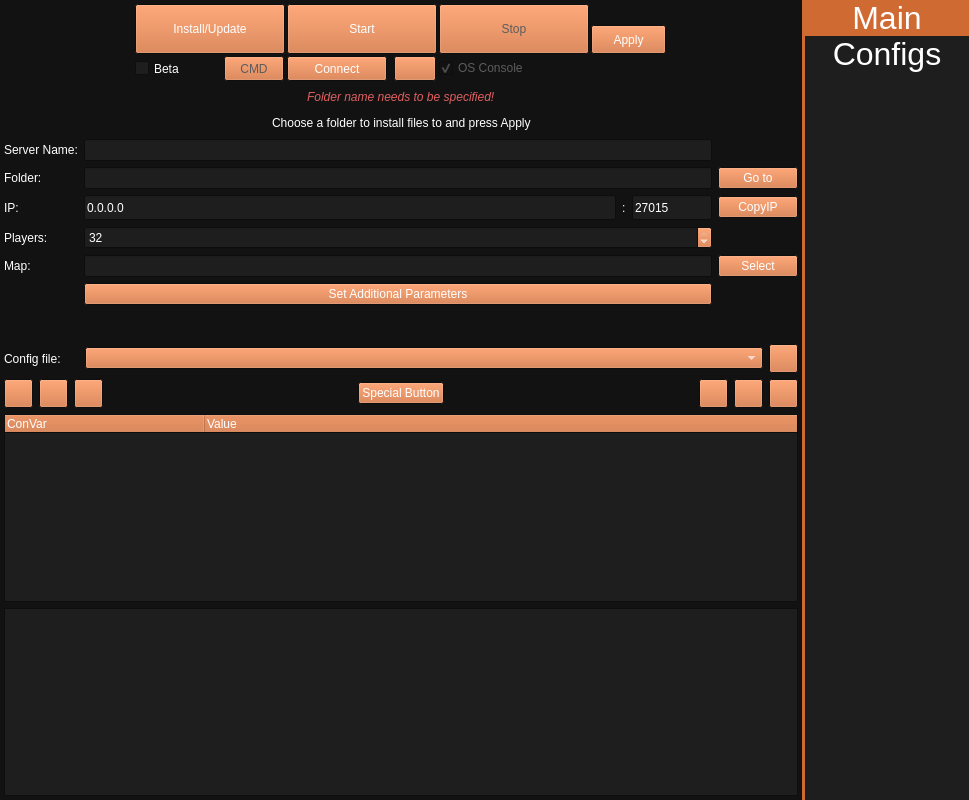
Before: the Qt Designer form ui/serverwindow.ui in metootem/TF2-Dedicated-Server-Manager, drawn with Qt 5.
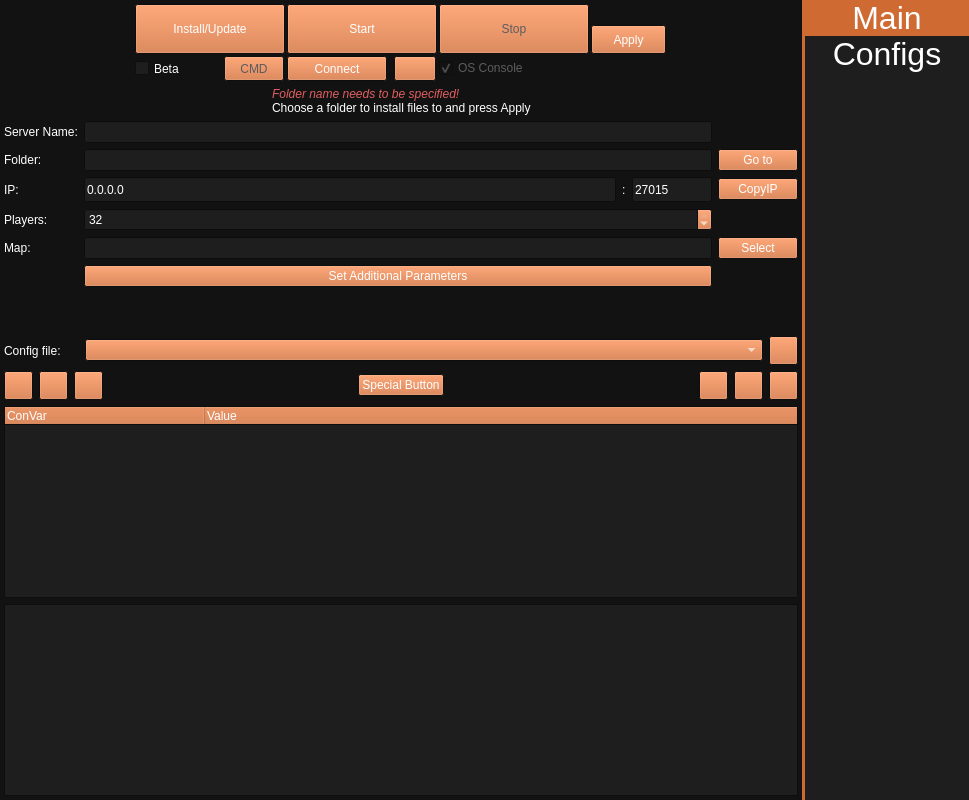
After: the same form once the commit is applied. Icons and pictures are not drawn.

Commit message: Input dialogs now have proper colors on Windows

```diff
--- a/ui/serverwindow.ui
+++ b/ui/serverwindow.ui
@@ -1325,6 +1325,14 @@
            </spacer>
           </item>
           <item>
+           <layout class="QVBoxLayout" name="verticalLayout_6">
+            <property name="spacing">
+             <number>0</number>
+            </property>
+            <property name="rightMargin">
+             <number>0</number>
+            </property>
+            <item>
            <widget class="QLabel" name="lblFolderError">
             <property name="palette">
              <palette>
@@ -1338,6 +1346,33 @@
                  </color>
                 </brush>
                </colorrole>
+                 <colorrole role="Text">
+                  <brush brushstyle="SolidPattern">
+                   <color alpha="255">
+                    <red>223</red>
+                    <green>94</green>
+                    <blue>96</blue>
+                   </color>
+                  </brush>
+                 </colorrole>
+                 <colorrole role="ButtonText">
+                  <brush brushstyle="SolidPattern">
+                   <color alpha="255">
+                    <red>223</red>
+                    <green>94</green>
+                    <blue>96</blue>
+                   </color>
+                  </brush>
+                 </colorrole>
+                 <colorrole role="PlaceholderText">
+                  <brush brushstyle="SolidPattern">
+                   <color alpha="128">
+                    <red>223</red>
+                    <green>94</green>
+                    <blue>96</blue>
+                   </color>
+                  </brush>
+                 </colorrole>
               </active>
               <inactive>
                <colorrole role="WindowText">
@@ -1349,8 +1384,72 @@
                  </color>
                 </brush>
                </colorrole>
-              </inactive>
-              <disabled/>
+                 <colorrole role="Text">
+                  <brush brushstyle="SolidPattern">
+                   <color alpha="255">
+                    <red>223</red>
+                    <green>94</green>
+                    <blue>96</blue>
+                   </color>
+                  </brush>
+                 </colorrole>
+                 <colorrole role="ButtonText">
+                  <brush brushstyle="SolidPattern">
+                   <color alpha="255">
+                    <red>223</red>
+                    <green>94</green>
+                    <blue>96</blue>
+                   </color>
+                  </brush>
+                 </colorrole>
+                 <colorrole role="PlaceholderText">
+                  <brush brushstyle="SolidPattern">
+                   <color alpha="128">
+                    <red>223</red>
+                    <green>94</green>
+                    <blue>96</blue>
+                   </color>
+                  </brush>
+                 </colorrole>
+                </inactive>
+                <disabled>
+                 <colorrole role="WindowText">
+                  <brush brushstyle="SolidPattern">
+                   <color alpha="255">
+                    <red>223</red>
+                    <green>94</green>
+                    <blue>96</blue>
+                   </color>
+                  </brush>
+                 </colorrole>
+                 <colorrole role="Text">
+                  <brush brushstyle="SolidPattern">
+                   <color alpha="255">
+                    <red>223</red>
+                    <green>94</green>
+                    <blue>96</blue>
+                   </color>
+                  </brush>
+                 </colorrole>
+                 <colorrole role="ButtonText">
+                  <brush brushstyle="SolidPattern">
+                   <color alpha="255">
+                    <red>223</red>
+                    <green>94</green>
+                    <blue>96</blue>
+                   </color>
+                  </brush>
+                 </colorrole>
+                 <colorrole role="PlaceholderText">
+                  <brush brushstyle="SolidPattern">
+                   <color alpha="128">
+                    <red>223</red>
+                    <green>94</green>
+                    <blue>96</blue>
+                   </color>
+                  </brush>
+                 </colorrole>
+                </disabled>
              </palette>
             </property>
             <property name="font">
@@ -1359,45 +1458,15 @@
               <bold>false</bold>
              </font>
             </property>
+              <property name="styleSheet">
+               <string notr="true">color: #df5e60;</string>
+              </property>
             <property name="text">
              <string>Folder name needs to be specified!</string>
             </property>
            </widget>
           </item>
           <item>
-           <spacer name="horizontalSpacer_5">
-            <property name="orientation">
-             <enum>Qt::Orientation::Horizontal</enum>
-            </property>
-            <property name="sizeHint" stdset="0">
-             <size>
-              <width>40</width>
-              <height>20</height>
-             </size>
-            </property>
-           </spacer>
-          </item>
-         </layout>
-        </item>
-        <item>
-         <layout class="QHBoxLayout" name="horizontalLayout_9">
-          <property name="bottomMargin">
-           <number>0</number>
-          </property>
-          <item>
-           <spacer name="horizontalSpacer">
-            <property name="orientation">
-             <enum>Qt::Orientation::Horizontal</enum>
-            </property>
-            <property name="sizeHint" stdset="0">
-             <size>
-              <width>40</width>
-              <height>20</height>
-             </size>
-            </property>
-           </spacer>
-          </item>
-          <item>
            <widget class="QLabel" name="lblTip">
             <property name="palette">
              <palette>
@@ -1729,8 +1798,10 @@
             </property>
            </widget>
           </item>
+           </layout>
+          </item>
           <item>
-           <spacer name="horizontalSpacer_6">
+           <spacer name="horizontalSpacer_5">
             <property name="orientation">
              <enum>Qt::Orientation::Horizontal</enum>
             </property>
```
Lines whose indentation alone changed are shown as unchanged. The commit also changes 2 other files.
